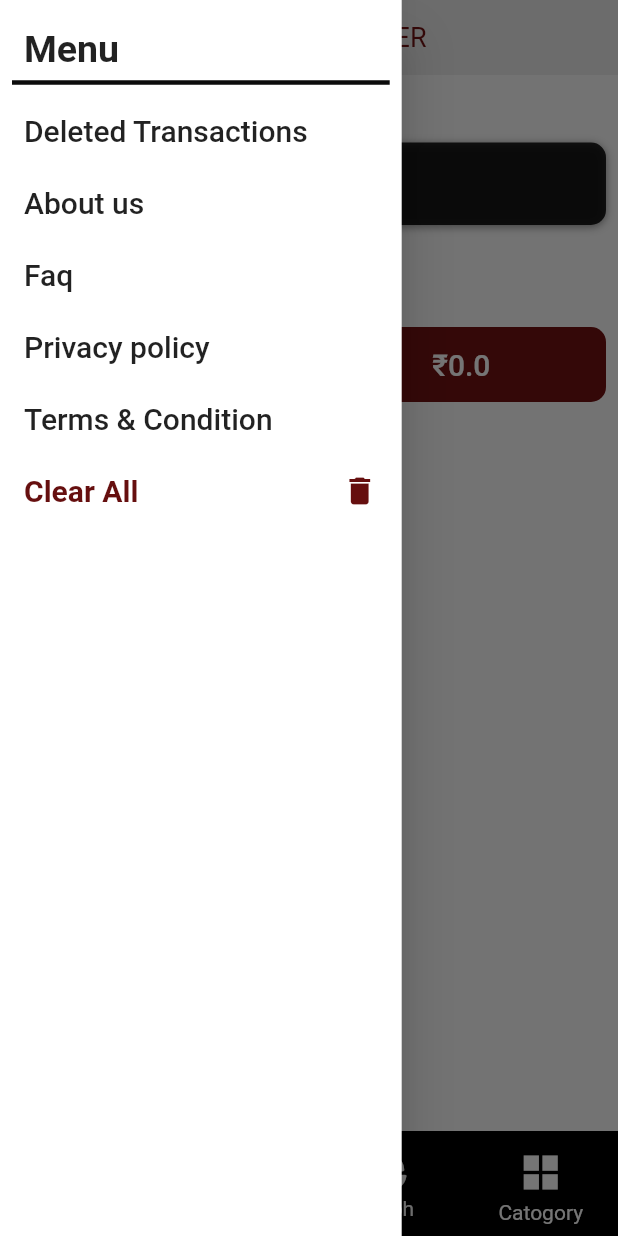
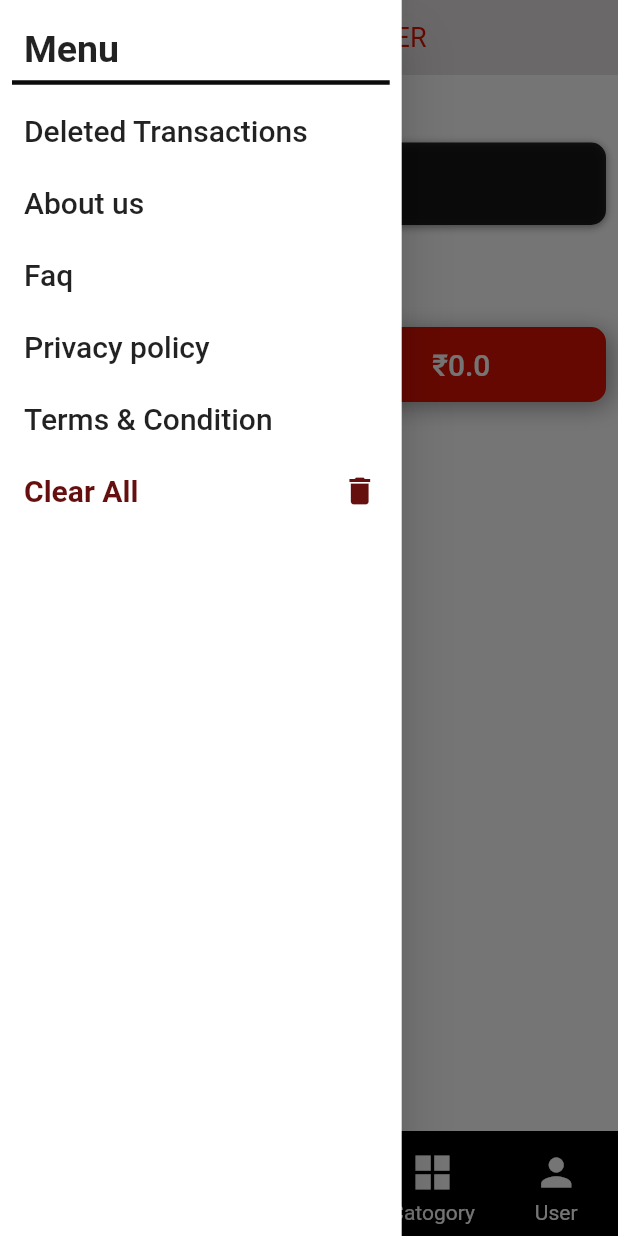
Before and after one commit to salman-kv/moneyManagerFlutter, a Flutter app: the screen it shows after launch, with the side drawer open, on a phone screen of 412 x 824 dp. Run offline on Flutter 3.47's test engine with Material 2 defaults, Android fonts, the phone set to English and light mode, and no system bars; drawn by our look-alikes of curved_labeled_navigation_bar; our stand-ins replace font_awesome_flutter, hive, hive_flutter, recase, syncfusion_flutter_charts; missing offline and left inert: circular_progress_stack; accounts and stored records are empty; Roboto replaces fonts that are missing (archivo narrow, irish).

```diff
--- /dev/null
+++ b/lib/db/model/budget_model/budget_model.dart
@@ -0,0 +1,16 @@
+import 'package:hive_flutter/adapters.dart';
+import 'package:moneymanager/db/model/catogory/catogory_model.dart';
+ part 'budget_model.g.dart';
+
+@HiveType(typeId: 5)
+class BudgetModel{
+  @HiveField(0)
+   CatogoryModel catogoryModel;
+  @HiveField(1)
+   double budget;
+  @HiveField(2)
+   bool selected;
+
+  BudgetModel( {required this.catogoryModel, required this.budget,required this.selected,});
+
+}
--- a/lib/main.dart
+++ b/lib/main.dart
@@ -1,6 +1,6 @@
-
 import 'package:flutter/material.dart';
 import 'package:hive_flutter/adapters.dart';
+import 'package:moneymanager/db/model/budget_model/budget_model.dart';
 import 'package:moneymanager/db/model/catogory/catogory_model.dart';
 import 'package:moneymanager/db/model/target/target_model.dart';
 import 'package:moneymanager/db/model/transaction/transaction_model.dart';
@@ -16,13 +16,15 @@ main() async {
   if (!Hive.isAdapterRegistered(CatogoryTypeAdapter().typeId)) {
     Hive.registerAdapter(CatogoryTypeAdapter());
   }
-   if (!Hive.isAdapterRegistered(TransactionModelAdapter().typeId)) {
+  if (!Hive.isAdapterRegistered(TransactionModelAdapter().typeId)) {
     Hive.registerAdapter(TransactionModelAdapter());
   }
-  if(!Hive.isAdapterRegistered(TargetModelOfMoneyAdapter().typeId)){
+  if (!Hive.isAdapterRegistered(TargetModelOfMoneyAdapter().typeId)) {
     Hive.registerAdapter(TargetModelOfMoneyAdapter());
   }
-
+  if (!Hive.isAdapterRegistered(BudgetModelAdapter().typeId)) {
+    Hive.registerAdapter(BudgetModelAdapter());
+  }
 
   runApp(const MyApp());
 }
--- a/lib/screens/account_screen/edit_profile.dart
+++ b/lib/screens/budget_screen/edit_profile.dart
@@ -1,5 +1,5 @@
 import 'package:flutter/material.dart';
-import 'package:moneymanager/screens/account_screen/alert.dart';
+import 'package:moneymanager/screens/budget_screen/alert.dart';
 import 'package:moneymanager/screens/app_bar/all_appbar.dart';
 import 'package:moneymanager/theme/theme_constants.dart';
 
--- a/lib/screens/drawer/drawer_page.dart
+++ b/lib/screens/drawer/drawer_page.dart
@@ -17,7 +17,7 @@ class DrawerPage extends StatelessWidget {
     TextTheme _textTheme = Theme.of(context).textTheme;
     Size size = MediaQuery.of(context).size;
     return Drawer(
-      backgroundColor: Color.fromARGB(255, 255, 255, 255),
+      backgroundColor:const Color.fromARGB(255, 255, 255, 255),
       width: size.width * .65,
       child: Padding(
         padding: const EdgeInsets.all(8.0),
@@ -137,7 +137,7 @@ class DrawerPage extends StatelessWidget {
                         style: texTheme.titleLarge?.copyWith(
                             fontSize: 20,
                             fontWeight: FontWeight.w600,
-                            color: Color.fromARGB(255, 102, 15, 15)),
+                            color:const Color.fromARGB(255, 102, 15, 15)),
                       ),
                       const Icon(
                         Icons.delete,
--- a/lib/screens/graph/graph_screen.dart
+++ b/lib/screens/graph/graph_screen.dart
@@ -83,7 +83,6 @@ class _GraphScreenState extends State<GraphScreen> {
               bottemFilterGraph(context, MediaQuery.of(context).size,
                   Theme.of(context).textTheme, 0);
             },
-            // child: const FaIcon(FontAwesomeIcons.filter),
             child: const Icon(Icons.filter_alt),
           ),
         ),
--- a/lib/screens/home_screen/total_income_expense.dart
+++ b/lib/screens/home_screen/total_income_expense.dart
@@ -18,7 +18,7 @@ class TotalIncomeExpense extends StatelessWidget {
           const SizedBox(
             width: 10,
           ),
-          totalBox(context, expenseColor, ie[1].sum),
+          totalBox(context,expenseColor, ie[1].sum),
         ],
       );
       },)
@@ -34,6 +34,9 @@ Widget totalBox(ctx, Color color, double amount) {
     child: Container(
       height: 50,
       decoration: BoxDecoration(
+        boxShadow: [
+          BoxShadow(blurRadius: 13,  offset: Offset(3, 3),color: Colors.grey,blurStyle: BlurStyle.normal)
+        ],
         borderRadius: BorderRadius.circular(10),
         color: color,
       ),
--- a/lib/screens/main_page.dart
+++ b/lib/screens/main_page.dart
@@ -1,6 +1,6 @@
 import 'package:flutter/material.dart';
 import 'package:font_awesome_flutter/font_awesome_flutter.dart';
-import 'package:moneymanager/screens/account_screen/account_screen.dart';
+import 'package:moneymanager/screens/budget_screen/budget_screen.dart';
 import 'package:moneymanager/screens/all_transaction/transaction.dart';
 import 'package:moneymanager/screens/app_bar/custom_appbar_main.dart';
 import 'package:moneymanager/screens/catogory/catogory_income.dart';
@@ -26,7 +26,7 @@ class _MainPageState extends State<MainPage> {
     AllTransactionScreen(),
     GraphScreen(),
     CatogoryIncome(),
-
+    BudgetScreen()
     //  AccountScreen(),
   ];
 
@@ -80,10 +80,10 @@ class _MainPageState extends State<MainPage> {
                 label: 'Catogory',
                 labelStyle: TextStyle(color: Colors.white)),
 
-            // CurvedNavigationBarItem(
-            //     child: Icon(Icons.person, color: Colors.white, size: 30),
-            //     label: 'User',
-            //     labelStyle: TextStyle(color: Colors.white)),
+            CurvedNavigationBarItem(
+                child: Icon(Icons.person, color: Colors.white, size: 30),
+                label: 'User',
+                labelStyle: TextStyle(color: Colors.white)),
           ],
           onTap: (index) {
             setState(() {
--- a/lib/theme/theme_constants.dart
+++ b/lib/theme/theme_constants.dart
@@ -1,17 +1,25 @@
 
 import 'package:flutter/material.dart';
 Color containerColor=const Color.fromARGB(255, 234, 234, 234);
-Color expenseColor=const Color.fromARGB(255, 114, 17, 17);
-Color incomeColor=const Color.fromARGB(255, 16, 109, 14);
+Color expenseColor=const Color.fromARGB(255, 220, 17, 2);
+Color incomeColor=const  Color.fromARGB(255, 2, 188, 8);
 Color mainColor=const Color.fromARGB(255, 198, 180, 20);
+Color backgroundPurple=Color.fromARGB(255, 255, 255, 255);
 
 
 ThemeData lightTheme=ThemeData(
 
   brightness: Brightness.light,
   primarySwatch:Colors.blueGrey,
-  primaryColor: const Color.fromARGB(255, 235, 235, 235),
+  primaryColor:const Color.fromARGB(255, 231, 226, 226),
   fontFamily:'archivo narrow',
+  scaffoldBackgroundColor:backgroundPurple,
+  textTheme:const TextTheme(
+    bodyLarge: TextStyle(
+      fontSize: 15,
+      fontWeight: FontWeight.bold
+    )
+  )
 
 
 );
--- a/pubspec.yaml
+++ b/pubspec.yaml
@@ -28,6 +28,7 @@ environment:
 # the latest version available on pub.dev. To see which dependencies have newer
 # versions available, run `flutter pub outdated`.
 dependencies:
+  circular_progress_stack: ^0.0.3
   curved_labeled_navigation_bar: ^2.0.2
   flutter:
     sdk: flutter
```
Also changed, not shown: lib/db/function/catogory/catogory_db.dart (+58 -7 lines), lib/screens/account_screen/account_screen.dart (deleted, +0 -102 lines), lib/screens/budget_screen/budget_add.dart (added, +88 -0 lines), lib/screens/budget_screen/budget_amountsetting.dart (added, +30 -0 lines), lib/screens/budget_screen/budget_screen.dart (added, +82 -0 lines), lib/db/model/budget_model/budget_model.g.dart (added), lib/screens/budget_screen/alert.dart (added), pubspec.lock.
